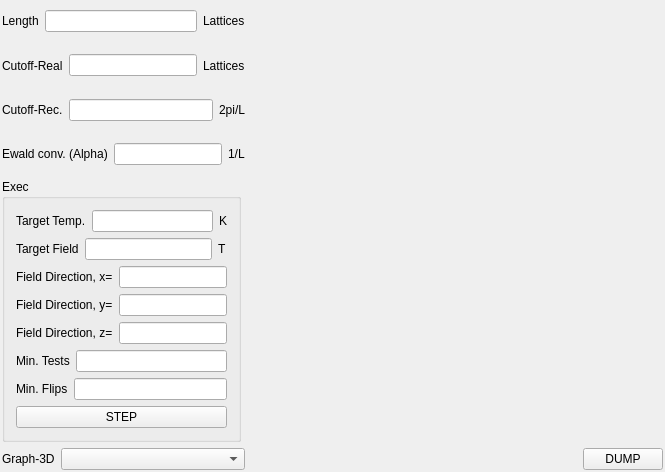
northriv/KAME, file modules/montecarlo/montecarloform.ui: the form before one commit.
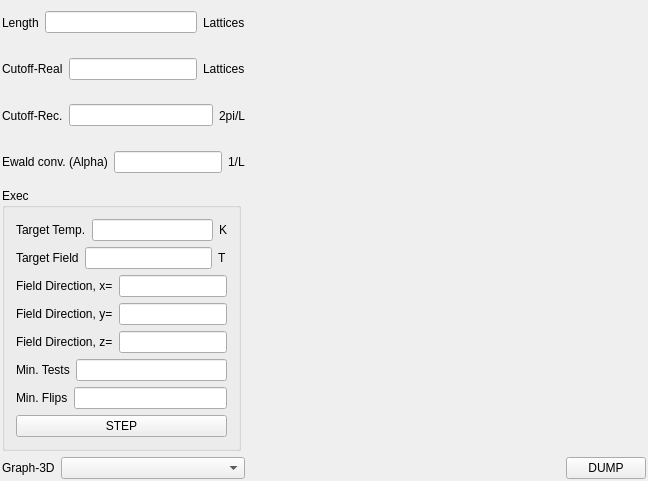
The form after the commit. Custom widgets are drawn as their Qt base class.

Diff of the .ui file:
```diff
--- a/modules/montecarlo/montecarloform.ui
+++ b/modules/montecarlo/montecarloform.ui
@@ -6,22 +6,14 @@
    <rect>
     <x>0</x>
     <y>0</y>
-    <width>665</width>
-    <height>472</height>
+    <width>648</width>
+    <height>481</height>
    </rect>
   </property>
   <property name="windowTitle">
    <string>MonteCarlo control</string>
   </property>
   <widget class="QWidget" name="widget">
-   <property name="geometry">
-    <rect>
-     <x>0</x>
-     <y>0</y>
-     <width>665</width>
-     <height>472</height>
-    </rect>
-   </property>
    <layout class="QGridLayout">
     <property name="margin">
      <number>2</number>
@@ -250,7 +242,7 @@
        </widget>
       </item>
       <item row="1" column="0">
-       <widget class="KUrlRequester" name="m_urlDump" native="true">
+       <widget class="KUrlRequester" name="m_urlDump">
         <property name="sizePolicy">
          <sizepolicy hsizetype="Expanding" vsizetype="Preferred">
           <horstretch>0</horstretch>
@@ -272,7 +264,7 @@
      </layout>
     </item>
     <item row="4" column="0">
-     <widget class="Q3GroupBox" name="groupBox1">
+     <widget class="QGroupBox" name="groupBox1">
       <property name="sizePolicy">
        <sizepolicy hsizetype="Fixed" vsizetype="Preferred">
         <horstretch>0</horstretch>
@@ -437,22 +429,16 @@
  </widget>
  <layoutdefault spacing="6" margin="11"/>
  <customwidgets>
-  <customwidget>
-   <class>Q3GroupBox</class>
-   <extends>QGroupBox</extends>
-   <header>Qt3Support/Q3GroupBox</header>
-   <container>1</container>
-  </customwidget>
-  <customwidget>
-   <class>XQGraph</class>
-   <extends>QWidget</extends>
-   <header>graphwidget.h</header>
-  </customwidget>
   <customwidget>
    <class>KUrlRequester</class>
-   <extends>QWidget</extends>
+   <extends>QFrame</extends>
    <header>kurlrequester.h</header>
   </customwidget>
+  <customwidget>
+   <class>XQGraph</class>
+   <extends>QWidget</extends>
+   <header>graphwidget.h</header>
+  </customwidget>
  </customwidgets>
  <includes>
   <include location="local">kurlrequester.h</include>
```
